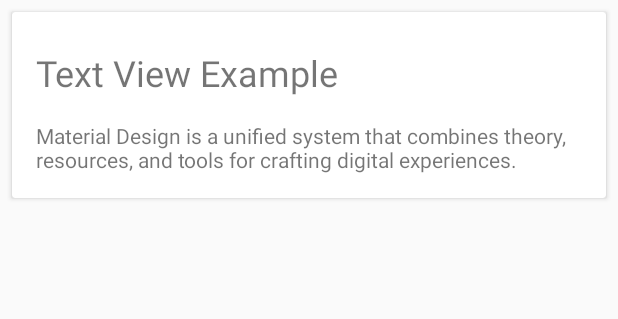
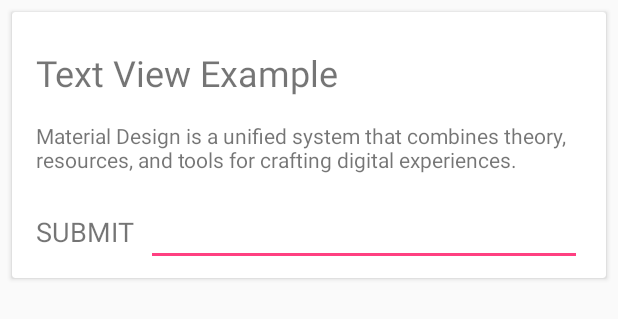
Before and after one commit to sergeykamyshov/HomeTasks, an Android app: the layout post_item_layout.xml on its own in the app's theme, with its tools: preview values and no code run, on a phone screen of 412 x 824 dp. Shown: the top 319 px of the screen. Run offline under Robolectric (Android 15) with nearby library versions, the phone set to English and light mode, and no system bars.

Commit message:
Добавил обновление поста по указанному id

```diff
--- a/FiveCards/app/src/main/res/layout/post_item_layout.xml
+++ b/FiveCards/app/src/main/res/layout/post_item_layout.xml
@@ -30,6 +30,31 @@
             android:layout_margin="16dp"
             android:textSize="14sp"
             tools:text="Material Design is a unified system that combines theory, resources, and tools for crafting digital experiences."/>
+
+        <LinearLayout
+            android:layout_width="match_parent"
+            android:layout_height="wrap_content"
+            android:layout_marginBottom="8dp"
+            android:layout_marginLeft="16dp"
+            android:layout_marginRight="16dp"
+            android:orientation="horizontal">
+
+            <TextView
+                android:id="@+id/text_post_submit_action"
+                android:layout_width="wrap_content"
+                android:layout_height="wrap_content"
+                android:text="@string/card_action_submit"
+                android:textAllCaps="true"
+                android:textSize="18sp"/>
+
+            <EditText
+                android:id="@+id/edit_text_post_number"
+                android:layout_width="match_parent"
+                android:layout_height="wrap_content"
+                android:layout_marginLeft="8dp"
+                android:inputType="number"/>
+
+        </LinearLayout>
     </LinearLayout>
 
 </android.support.v7.widget.CardView>
--- a/FiveCards/app/src/main/res/values/strings.xml
+++ b/FiveCards/app/src/main/res/values/strings.xml
@@ -9,4 +9,8 @@
     <string name="about_app_description">Five Cards is a home task from company. The App helps to estimate the level and skills of developer.</string>
     <string name="about_version">version: </string>
     <string name="about_copyright">2017, Sergey Kamyshov. All right reserved</string>
+
+    <!--Карточки-->
+    <string name="card_action_submit">Submit</string>
+    <string name="toast_msg_post_number">Post number must be less or equal 100</string>
 </resources>
```
Also changed, not shown: FiveCards/app/src/main/java/ru/sergeykamyshov/fivecards/adapters/CardViewAdapter.java (+25 -1 lines), FiveCards/app/src/main/java/ru/sergeykamyshov/fivecards/asynctasks/PostAsyncTask.java (added, +39 -0 lines), FiveCards/app/src/main/java/ru/sergeykamyshov/fivecards/fragments/CardsFragment.java (+6 -2 lines), FiveCards/app/src/main/java/ru/sergeykamyshov/fivecards/utils/QueryUtils.java (+12 -11 lines).
